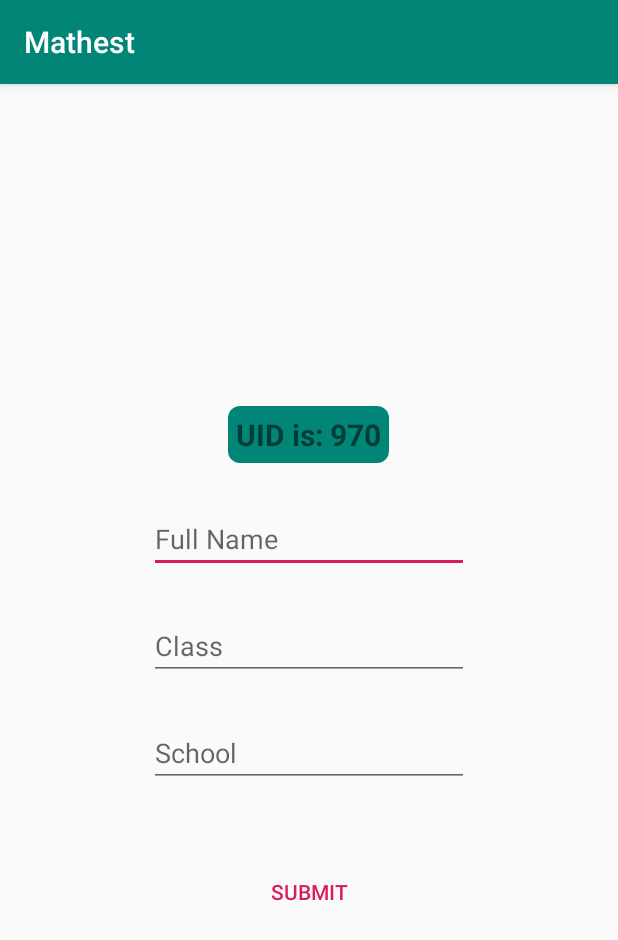
After one commit to mrinal-pandey/Mathest, an Android app: the Signup screen opened directly, with no data from a screen before it, on a phone screen of 412 x 824 dp. The commit adds this screen. Shown: the top 940 px of the screen. Run offline under Robolectric (Android 15) with nearby library versions, the phone set to English and light mode, and no system bars; our stand-ins replace Firebase (no records; nobody signed in at launch, a user with empty details on screens opened directly).

Commit message:
- Added Firestore logins - Bug in displaying user details on home page.

```diff
--- a/app/src/main/AndroidManifest.xml
+++ b/app/src/main/AndroidManifest.xml
@@ -19,6 +19,7 @@
         </activity>
         <activity android:name=".StudentHome" />
         <activity android:name=".TestPage" />
+        <activity android:name=".Signup" />
     </application>
 
     <dist:module dist:instant="true" />
--- /dev/null
+++ b/app/src/main/java/oncreate/apps/Mathest/Signup.java
@@ -0,0 +1,63 @@
+package oncreate.apps.Mathest;
+
+import android.os.Bundle;
+import android.view.View;
+import android.widget.EditText;
+import android.widget.TextView;
+import android.widget.Toast;
+
+import androidx.annotation.NonNull;
+import androidx.annotation.Nullable;
+import androidx.appcompat.app.AppCompatActivity;
+
+import com.google.android.gms.tasks.OnCompleteListener;
+import com.google.android.gms.tasks.Task;
+import com.google.firebase.firestore.FirebaseFirestore;
+
+import java.util.Random;
+
+import oncreate.apps.Mathest.Wrappers.User;
+
+public class Signup extends AppCompatActivity {
+
+    TextView UID_disp;
+    EditText nameEdit, schoolEdit, classEdit;
+    FirebaseFirestore firestoreDatabase;
+    String UID;
+
+    @Override
+    protected void onCreate(@Nullable Bundle savedInstanceState) {
+        super.onCreate(savedInstanceState);
+        setContentView(R.layout.signup);
+        firestoreDatabase = FirebaseFirestore.getInstance();
+        Random r = new Random();
+        UID = String.valueOf(r.nextInt(999));
+
+        UID_disp = findViewById(R.id.UID_disp);
+        nameEdit = findViewById(R.id.name_edit);
+        schoolEdit = findViewById(R.id.school_edit);
+        classEdit = findViewById(R.id.class_edit);
+
+        UID_disp.setText("UID is: " + UID);
+
+    }
+
+    public void submitDetails(View view) {
+        String name = nameEdit.getText().toString();
+        String school = schoolEdit.getText().toString();
+        String className = classEdit.getText().toString();
+        String url = "";
+
+        User m_user = new User(name, url, school, className);
+
+        firestoreDatabase.collection("users").document(UID).set(m_user).addOnCompleteListener(new OnCompleteListener<Void>() {
+            @Override
+            public void onComplete(@NonNull Task<Void> task) {
+                Toast.makeText(getApplicationContext(), "User successfully added", Toast.LENGTH_LONG).show();
+                finish();
+            }
+        });
+
+
+    }
+}
--- /dev/null
+++ b/app/src/main/res/layout/signup.xml
@@ -0,0 +1,138 @@
+<?xml version="1.0" encoding="utf-8"?><!--
+  ~ Copyright 2019 Irfan Syed. All rights reserved.
+  ~ Licensed under the Apache License, Version 2.0 (the "License");
+  ~ you may not use this file except in compliance with the License.
+  ~ You may obtain a copy of the License at
+  ~ http://www.apache.org/licenses/LICENSE-2.0
+  ~ Unless required by applicable law or agreed to in writing, software
+  ~ distributed under the License is distributed on an "AS IS" BASIS,
+  ~ WITHOUT WARRANTIES OR CONDITIONS OF ANY KIND, either express or implied.
+  ~ See the License for the specific language governing permissions and
+  ~ limitations under the License.
+  -->
+
+<ScrollView xmlns:android="http://schemas.android.com/apk/res/android"
+    xmlns:app="http://schemas.android.com/apk/res-auto"
+    android:layout_width="match_parent"
+    android:layout_height="match_parent"
+    android:scrollbars="none">
+
+    <LinearLayout
+        android:layout_width="match_parent"
+        android:layout_height="wrap_content"
+        android:gravity="center"
+        android:layout_gravity="center"
+        android:orientation="vertical">
+
+        <Space
+            android:layout_width="match_parent"
+            android:layout_height="10dp" />
+
+
+        <TextView
+            android:id="@+id/UID_disp"
+            android:layout_width="wrap_content"
+            android:layout_height="wrap_content"
+            android:layout_marginStart="8dp"
+            android:layout_marginTop="8dp"
+            android:layout_marginEnd="8dp"
+            android:layout_marginBottom="10dp"
+            android:background="@drawable/rounded_button"
+            android:backgroundTint="@color/colorPrimary"
+            android:padding="5dp"
+            android:text="Your UID Is: "
+            android:textAlignment="center"
+            android:textSize="20sp"
+            android:textStyle="bold"
+            app:layout_constraintBottom_toBottomOf="parent"
+            app:layout_constraintEnd_toEndOf="parent"
+            app:layout_constraintHorizontal_bias="0.501"
+            app:layout_constraintStart_toStartOf="parent"
+            app:layout_constraintTop_toTopOf="parent"
+            app:layout_constraintVertical_bias="0.154" />
+
+        <Space
+            android:layout_width="match_parent"
+            android:layout_height="10dp" />
+
+        <EditText
+            android:id="@+id/name_edit"
+            android:layout_width="wrap_content"
+            android:layout_height="wrap_content"
+            android:layout_margin="8dp"
+            android:ems="10"
+            android:hint="Full Name"
+            android:inputType="textPersonName"
+            app:layout_constraintBottom_toBottomOf="parent"
+            app:layout_constraintEnd_toEndOf="parent"
+            app:layout_constraintHorizontal_bias="0.503"
+            app:layout_constraintStart_toStartOf="parent"
+            app:layout_constraintTop_toTopOf="parent"
+            app:layout_constraintVertical_bias="0.425" />
+
+        <Space
+            android:layout_width="match_parent"
+            android:layout_height="10dp" />
+
+        <EditText
+            android:id="@+id/class_edit"
+            android:layout_width="wrap_content"
+            android:layout_height="wrap_content"
+            android:layout_marginStart="8dp"
+            android:layout_marginTop="8dp"
+            android:layout_marginEnd="8dp"
+            android:layout_marginBottom="8dp"
+            android:ems="10"
+            android:hint="Class"
+            android:inputType="number"
+            app:layout_constraintBottom_toBottomOf="parent"
+            app:layout_constraintEnd_toEndOf="parent"
+            app:layout_constraintHorizontal_bias="0.503"
+            app:layout_constraintStart_toStartOf="parent"
+            app:layout_constraintTop_toTopOf="parent"
+            app:layout_constraintVertical_bias="0.581" />
+
+        <Space
+            android:layout_width="match_parent"
+            android:layout_height="10dp" />
+
+        <EditText
+            android:id="@+id/school_edit"
+            android:layout_width="wrap_content"
+            android:layout_height="wrap_content"
+            android:layout_marginStart="8dp"
+            android:layout_marginTop="8dp"
+            android:layout_marginEnd="8dp"
+            android:layout_marginBottom="8dp"
+            android:ems="10"
+            android:hint="School"
+            android:inputType="text"
+            app:layout_constraintBottom_toBottomOf="parent"
+            app:layout_constraintEnd_toEndOf="parent"
+            app:layout_constraintHorizontal_bias="0.503"
+            app:layout_constraintStart_toStartOf="parent"
+            app:layout_constraintTop_toTopOf="parent"
+            app:layout_constraintVertical_bias="0.581" />
+
+        <Space
+            android:layout_width="match_parent"
+            android:layout_height="30dp" />
+
+        <Button
+            android:id="@+id/submit"
+            style="@style/Widget.AppCompat.Button.Borderless.Colored"
+            android:layout_width="wrap_content"
+            android:layout_height="wrap_content"
+            android:layout_marginStart="8dp"
+            android:layout_marginTop="8dp"
+            android:layout_marginEnd="8dp"
+            android:layout_marginBottom="8dp"
+            android:onClick="submitDetails"
+            android:text="Submit"
+            app:layout_constraintBottom_toBottomOf="parent"
+            app:layout_constraintEnd_toEndOf="parent"
+            app:layout_constraintStart_toStartOf="parent"
+            app:layout_constraintTop_toTopOf="parent"
+            app:layout_constraintVertical_bias="0.982" />
+    </LinearLayout>
+</ScrollView>
--- a/app/src/main/res/layout/student_main.xml
+++ b/app/src/main/res/layout/student_home.xml
@@ -34,15 +34,18 @@
                 <TextView
                     android:layout_width="match_parent"
                     android:layout_height="wrap_content"
+                    android:id="@+id/name_txt"
                     android:text="Irfan"
                     android:textSize="20sp" />
 
                 <TextView
+                    android:id="@+id/class_txt"
                     android:layout_width="match_parent"
                     android:layout_height="wrap_content"
                     android:text="Class: 10th" />
 
                 <TextView
+                    android:id="@+id/school_txt"
                     android:layout_width="match_parent"
                     android:layout_height="wrap_content"
                     android:text="School: Gopalan" />
--- a/app/src/main/res/values/strings.xml
+++ b/app/src/main/res/values/strings.xml
@@ -2,4 +2,5 @@
     <string name="app_name">Mathest</string>
     <string name="login">Login</string>
     <string name="uid">UID</string>
+    <string name="node_users">users</string>
 </resources>
```
Also changed, not shown: app/build.gradle (+9 -0 lines), app/src/main/java/oncreate/apps/Mathest/Login.java (+57 -1 lines), app/src/main/java/oncreate/apps/Mathest/StudentHome.java (+39 -1 lines), app/src/main/java/oncreate/apps/Mathest/Wrappers/User.java (added, +40 -0 lines), app/src/main/res/layout/login.xml (+18 -2 lines).
